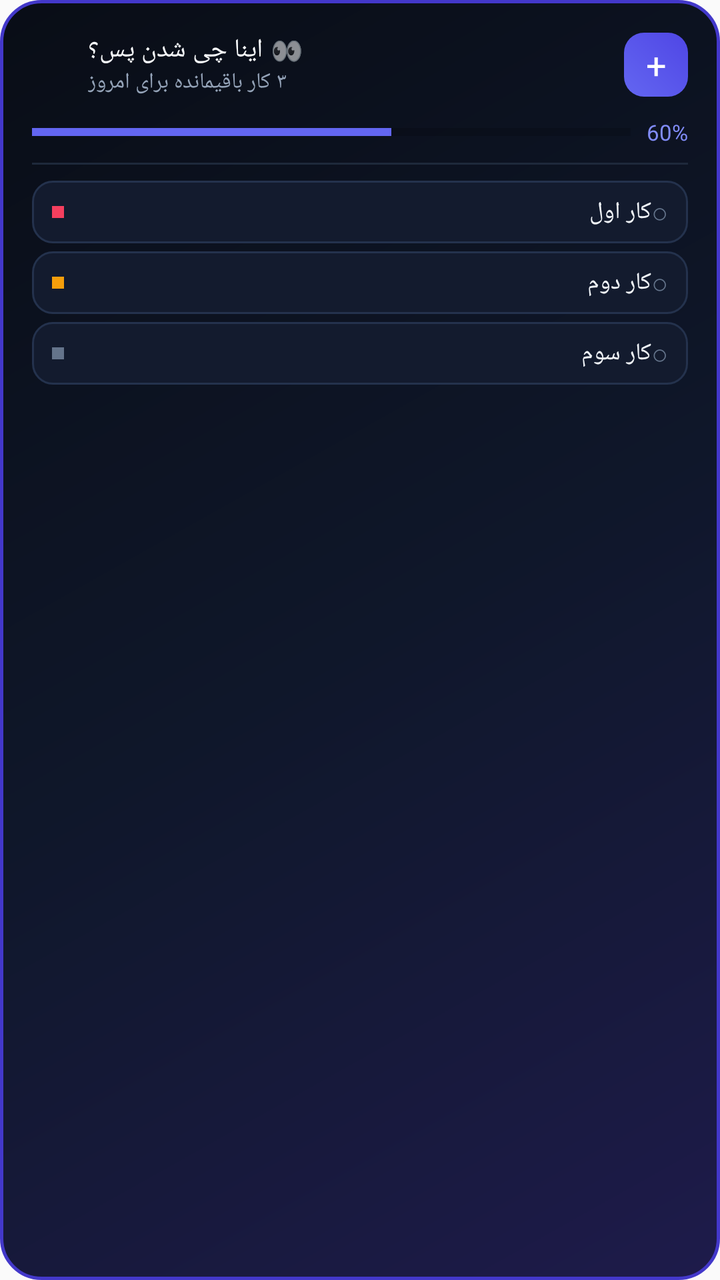
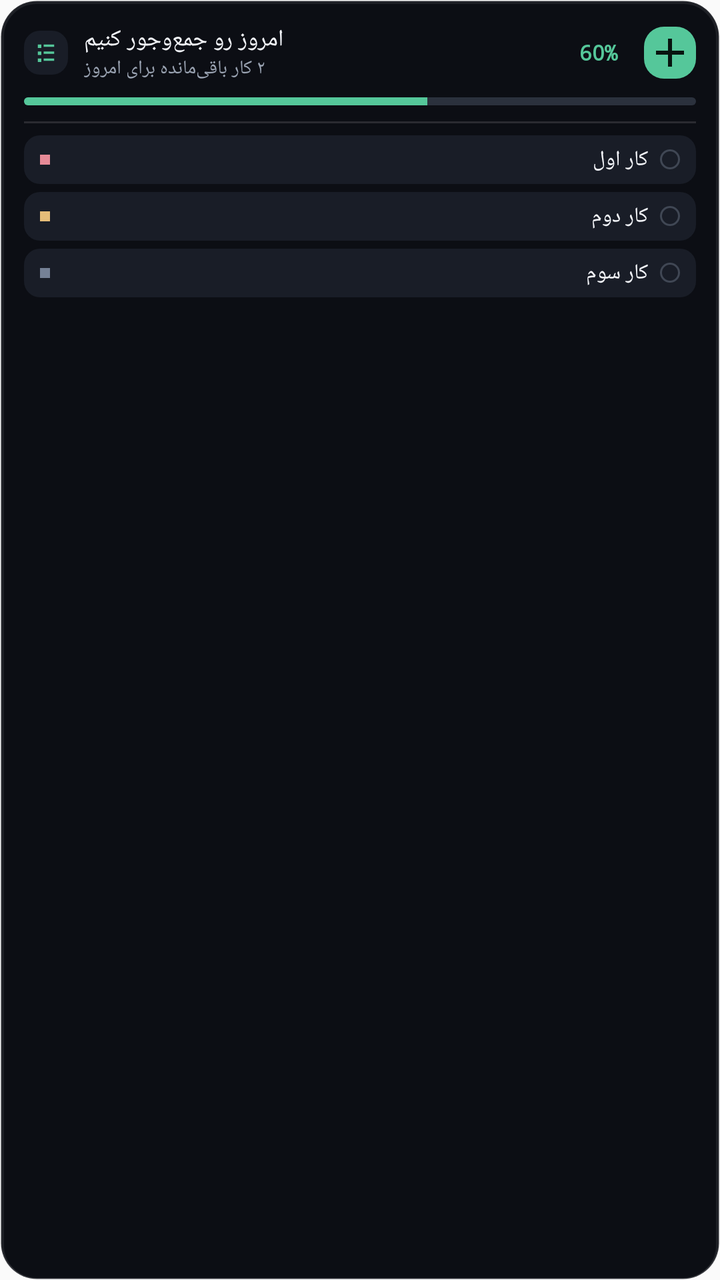

Screens rendered from an Android XML layout before and after an edit, with the pre-edit source and the edit as a unified diff.
<!-- AndroidManifest.xml: application theme AppTheme -->
<!-- res/layout/widget_large.xml -->
<?xml version="1.0" encoding="utf-8"?>
<LinearLayout xmlns:android="http://schemas.android.com/apk/res/android"
    android:id="@+id/widget_large_root"
    android:layout_width="match_parent"
    android:layout_height="match_parent"
    android:background="@drawable/widget_bg"
    android:orientation="vertical"
    android:padding="16dp">

    
    <LinearLayout
        android:layout_width="match_parent"
        android:layout_height="wrap_content"
        android:gravity="center_vertical"
        android:orientation="horizontal">

        <ImageView
            android:layout_width="20dp"
            android:layout_height="20dp"
            android:src="@mipmap/ic_launcher_round" />

        <LinearLayout
            android:layout_width="0dp"
            android:layout_height="wrap_content"
            android:layout_marginStart="8dp"
            android:layout_weight="1"
            android:orientation="vertical">

            <LinearLayout
                android:layout_width="wrap_content"
                android:layout_height="wrap_content"
                android:gravity="center_vertical"
                android:orientation="horizontal">

                <TextView
                    android:id="@+id/widget_large_headline"
                    android:layout_width="wrap_content"
                    android:layout_height="wrap_content"
                    android:fontFamily="sans-serif-bold"
                    android:text="اینا چی شدن پس؟"
                    android:textColor="#f8fafc"
                    android:textSize="13sp" />

                <TextView
                    android:id="@+id/widget_large_emoji"
                    android:layout_width="wrap_content"
                    android:layout_height="wrap_content"
                    android:layout_marginStart="4dp"
                    android:text="👀"
                    android:textSize="13sp" />
            </LinearLayout>

            <TextView
                android:id="@+id/widget_large_sub"
                android:layout_width="wrap_content"
                android:layout_height="wrap_content"
                android:fontFamily="sans-serif"
                android:text="۳ کار باقیمانده برای امروز"
                android:textColor="#94a3b8"
                android:textSize="11sp" />
        </LinearLayout>

        <TextView
            android:id="@+id/widget_large_add_btn"
            android:layout_width="32dp"
            android:layout_height="32dp"
            android:background="@drawable/widget_btn_bg"
            android:gravity="center"
            android:text="+"
            android:textColor="#ffffff"
            android:textSize="18sp"
            android:fontFamily="sans-serif-bold" />
    </LinearLayout>

    
    <LinearLayout
        android:layout_width="match_parent"
        android:layout_height="wrap_content"
        android:layout_marginTop="10dp"
        android:gravity="center_vertical"
        android:orientation="horizontal">

        <ProgressBar
            android:id="@+id/widget_large_progress"
            style="?android:attr/progressBarStyleHorizontal"
            android:layout_width="0dp"
            android:layout_height="6dp"
            android:layout_weight="1"
            android:max="100"
            android:progress="60"
            android:progressTint="#6366f1" />

        <TextView
            android:id="@+id/widget_large_percent"
            android:layout_width="wrap_content"
            android:layout_height="wrap_content"
            android:layout_marginStart="8dp"
            android:fontFamily="sans-serif-bold"
            android:text="60%"
            android:textColor="#818cf8"
            android:textSize="11sp" />
    </LinearLayout>

    
    <ImageView
        android:layout_width="match_parent"
        android:layout_height="1dp"
        android:layout_marginTop="8dp"
        android:layout_marginBottom="8dp"
        android:background="#1e293b" />

    
    <LinearLayout
        android:id="@+id/widget_large_tasks_container"
        android:layout_width="match_parent"
        android:layout_height="wrap_content"
        android:orientation="vertical">

        
        <LinearLayout
            android:id="@+id/widget_task_1"
            android:layout_width="match_parent"
            android:layout_height="wrap_content"
            android:background="@drawable/widget_task_bg"
            android:gravity="center_vertical"
            android:orientation="horizontal"
            android:paddingStart="10dp"
            android:paddingTop="6dp"
            android:paddingEnd="10dp"
            android:paddingBottom="6dp"
            android:layout_marginBottom="4dp">

            <ImageView
                android:id="@+id/widget_task_1_dot"
                android:layout_width="6dp"
                android:layout_height="6dp"
                android:background="#f43f5e" />

            <TextView
                android:id="@+id/widget_task_1_title"
                android:layout_width="0dp"
                android:layout_height="wrap_content"
                android:layout_marginStart="8dp"
                android:layout_weight="1"
                android:ellipsize="end"
                android:maxLines="1"
                android:text="کار اول"
                android:textColor="#f1f5f9"
                android:textSize="12sp" />

            <TextView
                android:layout_width="wrap_content"
                android:layout_height="wrap_content"
                android:text="○"
                android:textColor="#64748b"
                android:textSize="14sp" />
        </LinearLayout>

        
        <LinearLayout
            android:id="@+id/widget_task_2"
            android:layout_width="match_parent"
            android:layout_height="wrap_content"
            android:background="@drawable/widget_task_bg"
            android:gravity="center_vertical"
            android:orientation="horizontal"
            android:paddingStart="10dp"
            android:paddingTop="6dp"
            android:paddingEnd="10dp"
            android:paddingBottom="6dp"
            android:layout_marginBottom="4dp">

            <ImageView
                android:id="@+id/widget_task_2_dot"
                android:layout_width="6dp"
                android:layout_height="6dp"
                android:background="#f59e0b" />

            <TextView
                android:id="@+id/widget_task_2_title"
                android:layout_width="0dp"
                android:layout_height="wrap_content"
                android:layout_marginStart="8dp"
                android:layout_weight="1"
                android:ellipsize="end"
                android:maxLines="1"
                android:text="کار دوم"
                android:textColor="#f1f5f9"
                android:textSize="12sp" />

            <TextView
                android:layout_width="wrap_content"
                android:layout_height="wrap_content"
                android:text="○"
                android:textColor="#64748b"
                android:textSize="14sp" />
        </LinearLayout>

        
        <LinearLayout
            android:id="@+id/widget_task_3"
            android:layout_width="match_parent"
            android:layout_height="wrap_content"
            android:background="@drawable/widget_task_bg"
            android:gravity="center_vertical"
            android:orientation="horizontal"
            android:paddingStart="10dp"
            android:paddingTop="6dp"
            android:paddingEnd="10dp"
            android:paddingBottom="6dp">

            <ImageView
                android:id="@+id/widget_task_3_dot"
                android:layout_width="6dp"
                android:layout_height="6dp"
                android:background="#64748b" />

            <TextView
                android:id="@+id/widget_task_3_title"
                android:layout_width="0dp"
                android:layout_height="wrap_content"
                android:layout_marginStart="8dp"
                android:layout_weight="1"
                android:ellipsize="end"
                android:maxLines="1"
                android:text="کار سوم"
                android:textColor="#f1f5f9"
                android:textSize="12sp" />

            <TextView
                android:layout_width="wrap_content"
                android:layout_height="wrap_content"
                android:text="○"
                android:textColor="#64748b"
                android:textSize="14sp" />
        </LinearLayout>
    </LinearLayout>

    
    <TextView
        android:id="@+id/widget_large_empty"
        android:layout_width="match_parent"
        android:layout_height="wrap_content"
        android:gravity="center"
        android:paddingTop="12dp"
        android:paddingBottom="12dp"
        android:text="همه کارهای امروز تمام شد! استراحت کن ✨"
        android:textColor="#10b981"
        android:textSize="12sp"
        android:fontFamily="sans-serif-medium"
        android:visibility="gone" />
</LinearLayout>
<!-- resources referenced by this layout -->
<resources>
  <!-- drawable widget_bg (drawable) -->
  <?xml version="1.0" encoding="utf-8"?>
  <shape xmlns:android="http://schemas.android.com/apk/res/android"
      android:shape="rectangle">
      <gradient
          android:angle="315"
          android:startColor="#090d16"
          android:centerColor="#0f172a"
          android:endColor="#1e1b4b" />
      <corners android:radius="20dp" />
      <stroke
          android:width="1.5dp"
          android:color="#4338ca" />
  </shape>
  <!-- drawable widget_btn_bg (drawable) -->
  <?xml version="1.0" encoding="utf-8"?>
  <shape xmlns:android="http://schemas.android.com/apk/res/android"
      android:shape="rectangle">
      <gradient
          android:angle="45"
          android:startColor="#6366f1"
          android:endColor="#4f46e5" />
      <corners android:radius="10dp" />
  </shape>
  <!-- drawable widget_task_bg (drawable) -->
  <?xml version="1.0" encoding="utf-8"?>
  <shape xmlns:android="http://schemas.android.com/apk/res/android"
      android:shape="rectangle">
      <solid android:color="#131b2e" />
      <corners android:radius="10dp" />
      <stroke
          android:width="1dp"
          android:color="#24324d" />
  </shape>
  <!-- mipmap ic_launcher_round (mipmap-anydpi-v26) -->
  <?xml version="1.0" encoding="utf-8"?>
  <adaptive-icon xmlns:android="http://schemas.android.com/apk/res/android">
      <background android:drawable="@color/ic_launcher_background"/>
      <foreground android:drawable="@mipmap/ic_launcher_foreground"/>
  </adaptive-icon>
  <color name="ic_launcher_background">#020511</color>
  <!-- unchanged entries left out for length: 1 -->
</resources>

<!-- the commit's change to res/layout/widget_large.xml (unified diff, before → after) -->
@@ -3,9 +3,9 @@
     android:id="@+id/widget_large_root"
     android:layout_width="match_parent"
     android:layout_height="match_parent"
-    android:background="@drawable/widget_bg"
+    android:background="@drawable/widget_bg_a"
     android:orientation="vertical"
-    android:padding="16dp">
+    android:padding="12dp">
 
     
     <LinearLayout
@@ -15,9 +15,12 @@
         android:orientation="horizontal">
 
         <ImageView
-            android:layout_width="20dp"
-            android:layout_height="20dp"
-            android:src="@mipmap/ic_launcher_round" />
+            android:layout_width="22dp"
+            android:layout_height="22dp"
+            android:contentDescription="Tedlist"
+            android:src="@drawable/ic_tedlist_mark"
+            android:background="@drawable/widget_task_bg_a"
+            android:padding="4dp" />
 
         <LinearLayout
             android:layout_width="0dp"
@@ -26,88 +29,67 @@
             android:layout_weight="1"
             android:orientation="vertical">
 
-            <LinearLayout
+            <TextView
+                android:id="@+id/widget_large_headline"
                 android:layout_width="wrap_content"
                 android:layout_height="wrap_content"
-                android:gravity="center_vertical"
-                android:orientation="horizontal">
-
-                <TextView
-                    android:id="@+id/widget_large_headline"
-                    android:layout_width="wrap_content"
-                    android:layout_height="wrap_content"
-                    android:fontFamily="sans-serif-bold"
-                    android:text="اینا چی شدن پس؟"
-                    android:textColor="#f8fafc"
-                    android:textSize="13sp" />
-
-                <TextView
-                    android:id="@+id/widget_large_emoji"
-                    android:layout_width="wrap_content"
-                    android:layout_height="wrap_content"
-                    android:layout_marginStart="4dp"
-                    android:text="👀"
-                    android:textSize="13sp" />
-            </LinearLayout>
+                android:fontFamily="sans-serif-medium"
+                android:text="امروز رو جمع‌وجور کنیم"
+                android:textColor="@color/ted_a_text"
+                android:textSize="11.5sp" />
 
             <TextView
                 android:id="@+id/widget_large_sub"
                 android:layout_width="wrap_content"
                 android:layout_height="wrap_content"
                 android:fontFamily="sans-serif"
-                android:text="۳ کار باقیمانده برای امروز"
-                android:textColor="#94a3b8"
-                android:textSize="11sp" />
-        </LinearLayout>
-
-        <TextView
-            android:id="@+id/widget_large_add_btn"
-            android:layout_width="32dp"
-            android:layout_height="32dp"
-            android:background="@drawable/widget_btn_bg"
-            android:gravity="center"
-            android:text="+"
-            android:textColor="#ffffff"
-            android:textSize="18sp"
-            android:fontFamily="sans-serif-bold" />
-    </LinearLayout>
-
-    
-    <LinearLayout
-        android:layout_width="match_parent"
-        android:layout_height="wrap_content"
-        android:layout_marginTop="10dp"
-        android:gravity="center_vertical"
-        android:orientation="horizontal">
-
-        <ProgressBar
-            android:id="@+id/widget_large_progress"
-            style="?android:attr/progressBarStyleHorizontal"
-            android:layout_width="0dp"
-            android:layout_height="6dp"
-            android:layout_weight="1"
-            android:max="100"
-            android:progress="60"
-            android:progressTint="#6366f1" />
+                android:text="۲ کار باقی‌مانده برای امروز"
+                android:textColor="@color/ted_a_secondary"
+                android:textSize="9.5sp" />
+        </LinearLayout>
 
         <TextView
             android:id="@+id/widget_large_percent"
             android:layout_width="wrap_content"
             android:layout_height="wrap_content"
+            android:minWidth="30dp"
+            android:gravity="center"
+            android:fontFamily="monospace"
+            android:text="60%"
+            android:textColor="@color/ted_a_accent"
+            android:textSize="10.5sp"
+            android:textStyle="bold" />
+
+        <ImageButton
+            android:id="@+id/widget_large_add_btn"
+            android:layout_width="26dp"
+            android:layout_height="26dp"
             android:layout_marginStart="8dp"
-            android:fontFamily="sans-serif-bold"
-            android:text="60%"
-            android:textColor="#818cf8"
-            android:textSize="11sp" />
+            android:background="@drawable/widget_btn_bg_a"
+            android:contentDescription="افزودن کار"
+            android:src="@drawable/ic_widget_plus"
+            android:tint="@color/ted_a_button_text"
+            android:padding="6dp" />
     </LinearLayout>
 
     
-    <ImageView
+    <ProgressBar
+        android:id="@+id/widget_large_progress"
+        style="?android:attr/progressBarStyleHorizontal"
+        android:layout_width="match_parent"
+        android:layout_height="4dp"
+        android:layout_marginTop="8dp"
+        android:max="100"
+        android:progress="60"
+        android:progressDrawable="@drawable/widget_progress_bar_a" />
+
+    
+    <View
         android:layout_width="match_parent"
         android:layout_height="1dp"
         android:layout_marginTop="8dp"
-        android:layout_marginBottom="8dp"
-        android:background="#1e293b" />
+        android:layout_marginBottom="6dp"
+        android:background="@color/ted_a_border" />
 
     
     <LinearLayout
@@ -121,39 +103,37 @@
             android:id="@+id/widget_task_1"
             android:layout_width="match_parent"
             android:layout_height="wrap_content"
-            android:background="@drawable/widget_task_bg"
+            android:background="@drawable/widget_task_bg_a"
             android:gravity="center_vertical"
             android:orientation="horizontal"
-            android:paddingStart="10dp"
-            android:paddingTop="6dp"
-            android:paddingEnd="10dp"
-            android:paddingBottom="6dp"
+            android:paddingStart="8dp"
+            android:paddingTop="5dp"
+            android:paddingEnd="8dp"
+            android:paddingBottom="5dp"
             android:layout_marginBottom="4dp">
 
-            <ImageView
-                android:id="@+id/widget_task_1_dot"
-                android:layout_width="6dp"
-                android:layout_height="6dp"
-                android:background="#f43f5e" />
+            <View
+                android:layout_width="5dp"
+                android:layout_height="5dp"
+                android:background="#E68A97" />
 
             <TextView
                 android:id="@+id/widget_task_1_title"
                 android:layout_width="0dp"
                 android:layout_height="wrap_content"
                 android:layout_marginStart="8dp"
+                android:layout_marginEnd="6dp"
                 android:layout_weight="1"
                 android:ellipsize="end"
                 android:maxLines="1"
                 android:text="کار اول"
-                android:textColor="#f1f5f9"
-                android:textSize="12sp" />
-
-            <TextView
-                android:layout_width="wrap_content"
-                android:layout_height="wrap_content"
-                android:text="○"
-                android:textColor="#64748b"
-                android:textSize="14sp" />
+                android:textColor="@color/ted_a_text"
+                android:textSize="10.5sp" />
+
+            <View
+                android:layout_width="10dp"
+                android:layout_height="10dp"
+                android:background="@drawable/widget_check_a" />
         </LinearLayout>
 
         
@@ -161,39 +141,37 @@
             android:id="@+id/widget_task_2"
             android:layout_width="match_parent"
             android:layout_height="wrap_content"
-            android:background="@drawable/widget_task_bg"
+            android:background="@drawable/widget_task_bg_a"
             android:gravity="center_vertical"
             android:orientation="horizontal"
-            android:paddingStart="10dp"
-            android:paddingTop="6dp"
-            android:paddingEnd="10dp"
-            android:paddingBottom="6dp"
+            android:paddingStart="8dp"
+            android:paddingTop="5dp"
+            android:paddingEnd="8dp"
+            android:paddingBottom="5dp"
             android:layout_marginBottom="4dp">
 
-            <ImageView
-                android:id="@+id/widget_task_2_dot"
-                android:layout_width="6dp"
-                android:layout_height="6dp"
-                android:background="#f59e0b" />
+            <View
+                android:layout_width="5dp"
+                android:layout_height="5dp"
+                android:background="#E5BC78" />
 
             <TextView
                 android:id="@+id/widget_task_2_title"
                 android:layout_width="0dp"
                 android:layout_height="wrap_content"
                 android:layout_marginStart="8dp"
+                android:layout_marginEnd="6dp"
                 android:layout_weight="1"
                 android:ellipsize="end"
                 android:maxLines="1"
                 android:text="کار دوم"
-                android:textColor="#f1f5f9"
-                android:textSize="12sp" />
-
-            <TextView
-                android:layout_width="wrap_content"
-                android:layout_height="wrap_content"
-                android:text="○"
-                android:textColor="#64748b"
-                android:textSize="14sp" />
+                android:textColor="@color/ted_a_text"
+                android:textSize="10.5sp" />
+
+            <View
+                android:layout_width="10dp"
+                android:layout_height="10dp"
+                android:background="@drawable/widget_check_a" />
         </LinearLayout>
 
         
@@ -201,38 +179,36 @@
             android:id="@+id/widget_task_3"
             android:layout_width="match_parent"
             android:layout_height="wrap_content"
-            android:background="@drawable/widget_task_bg"
+            android:background="@drawable/widget_task_bg_a"
             android:gravity="center_vertical"
             android:orientation="horizontal"
-            android:paddingStart="10dp"
-            android:paddingTop="6dp"
-            android:paddingEnd="10dp"
-            android:paddingBottom="6dp">
-
-            <ImageView
-                android:id="@+id/widget_task_3_dot"
-                android:layout_width="6dp"
-                android:layout_height="6dp"
-                android:background="#64748b" />
+            android:paddingStart="8dp"
+            android:paddingTop="5dp"
+            android:paddingEnd="8dp"
+            android:paddingBottom="5dp">
+
+            <View
+                android:layout_width="5dp"
+                android:layout_height="5dp"
+                android:background="#758196" />
 
             <TextView
                 android:id="@+id/widget_task_3_title"
                 android:layout_width="0dp"
                 android:layout_height="wrap_content"
                 android:layout_marginStart="8dp"
+                android:layout_marginEnd="6dp"
                 android:layout_weight="1"
                 android:ellipsize="end"
                 android:maxLines="1"
                 android:text="کار سوم"
-                android:textColor="#f1f5f9"
-                android:textSize="12sp" />
-
-            <TextView
-                android:layout_width="wrap_content"
-                android:layout_height="wrap_content"
-                android:text="○"
-                android:textColor="#64748b"
-                android:textSize="14sp" />
+                android:textColor="@color/ted_a_text"
+                android:textSize="10.5sp" />
+
+            <View
+                android:layout_width="10dp"
+                android:layout_height="10dp"
+                android:background="@drawable/widget_check_a" />
         </LinearLayout>
     </LinearLayout>
 
@@ -240,13 +216,13 @@
     <TextView
         android:id="@+id/widget_large_empty"
         android:layout_width="match_parent"
-        android:layout_height="wrap_content"
+        android:layout_height="match_parent"
         android:gravity="center"
         android:paddingTop="12dp"
         android:paddingBottom="12dp"
-        android:text="همه کارهای امروز تمام شد! استراحت کن ✨"
-        android:textColor="#10b981"
-        android:textSize="12sp"
+        android:text="همه کارهای امروز تمام شد! ✨"
+        android:textColor="@color/ted_a_secondary"
+        android:textSize="11sp"
         android:fontFamily="sans-serif-medium"
         android:visibility="gone" />
 </LinearLayout>
<!-- resource entries referenced after the edit -->
@@ -1,46 +1,92 @@
 <!-- resources referenced by this layout -->
 <resources>
-  <!-- drawable widget_bg (drawable) -->
+  <color name="ted_a_accent">#55C79A</color>
+  <color name="ted_a_border">#1FFFFFFF</color>
+  <color name="ted_a_button_text">#08140F</color>
+  <color name="ted_a_secondary">#9AA3B2</color>
+  <color name="ted_a_text">#F2F4F8</color>
+  <!-- drawable ic_tedlist_mark (drawable) -->
   <?xml version="1.0" encoding="utf-8"?>
-  <shape xmlns:android="http://schemas.android.com/apk/res/android"
-      android:shape="rectangle">
-      <gradient
-          android:angle="315"
-          android:startColor="#090d16"
-          android:centerColor="#0f172a"
-          android:endColor="#1e1b4b" />
-      <corners android:radius="20dp" />
-      <stroke
-          android:width="1.5dp"
-          android:color="#4338ca" />
+  <vector xmlns:android="http://schemas.android.com/apk/res/android"
+      android:width="24dp" android:height="24dp"
+      android:viewportWidth="24" android:viewportHeight="24">
+      <path android:fillColor="#55C79A" android:pathData="M5,5h3v3H5zM10,5h9v2H10zM5,11h3v3H5zM10,11h9v2H10zM5,17h3v3H5zM10,17h9v2H10z"/>
+  </vector>
+  <!-- drawable ic_widget_plus (drawable) -->
+  <?xml version="1.0" encoding="utf-8"?>
+  <vector xmlns:android="http://schemas.android.com/apk/res/android"
+      android:width="24dp" android:height="24dp"
+      android:viewportWidth="24" android:viewportHeight="24">
+      <path android:fillColor="#08140F" android:pathData="M19,13h-6v6h-2v-6H5v-2h6V5h2v6h6z"/>
+  </vector>
+  <!-- drawable widget_bg_a (drawable) -->
+  <?xml version="1.0" encoding="utf-8"?>
+  <layer-list xmlns:android="http://schemas.android.com/apk/res/android">
+      <item>
+          <shape android:shape="rectangle">
+              <solid android:color="@color/ted_a_bg" />
+              <corners android:radius="18dp" />
+              <stroke android:width="1dp" android:color="@color/ted_a_border" />
+          </shape>
+      </item>
+      <item android:top="1dp" android:left="1dp" android:right="1dp">
+          <shape android:shape="rectangle">
+              <solid android:color="@android:color/transparent" />
+              <corners android:radius="17dp" />
+              <stroke android:width="1dp" android:color="@color/ted_a_rim" />
+          </shape>
+      </item>
+  </layer-list>
+  <!-- drawable widget_btn_bg_a (drawable) -->
+  <?xml version="1.0" encoding="utf-8"?>
+  <ripple xmlns:android="http://schemas.android.com/apk/res/android"
+      android:color="#3355C79A">
+      <item>
+          <shape android:shape="rectangle">
+              <solid android:color="@color/ted_a_accent" />
+              <corners android:radius="10dp" />
+          </shape>
+      </item>
+  </ripple>
+  <!-- drawable widget_check_a (drawable) -->
+  <?xml version="1.0" encoding="utf-8"?>
+  <shape xmlns:android="http://schemas.android.com/apk/res/android" android:shape="oval">
+      <solid android:color="@android:color/transparent" />
+      <stroke android:width="1dp" android:color="#667A8799" />
   </shape>
-  <!-- drawable widget_btn_bg (drawable) -->
+  <!-- drawable widget_progress_bar_a (drawable) -->
   <?xml version="1.0" encoding="utf-8"?>
-  <shape xmlns:android="http://schemas.android.com/apk/res/android"
-      android:shape="rectangle">
-      <gradient
-          android:angle="45"
-          android:startColor="#6366f1"
-          android:endColor="#4f46e5" />
-      <corners android:radius="10dp" />
+  <layer-list xmlns:android="http://schemas.android.com/apk/res/android">
+      <item android:id="@android:id/background" android:drawable="@drawable/widget_track_a" />
+      <item android:id="@android:id/progress" android:drawable="@drawable/widget_progress_a" />
+  </layer-list>
+  <!-- drawable widget_task_bg_a (drawable) -->
+  <?xml version="1.0" encoding="utf-8"?>
+  <shape xmlns:android="http://schemas.android.com/apk/res/android" android:shape="rectangle">
+      <solid android:color="@color/ted_a_task" />
+      <corners android:radius="8dp" />
   </shape>
-  <!-- drawable widget_task_bg (drawable) -->
+  <color name="ted_a_bg">#0C0E14</color>
+  <color name="ted_a_rim">#12FFFFFF</color>
+  <!-- drawable widget_track_a (drawable) -->
   <?xml version="1.0" encoding="utf-8"?>
-  <shape xmlns:android="http://schemas.android.com/apk/res/android"
-      android:shape="rectangle">
-      <solid android:color="#131b2e" />
-      <corners android:radius="10dp" />
-      <stroke
-          android:width="1dp"
-          android:color="#24324d" />
+  <shape xmlns:android="http://schemas.android.com/apk/res/android" android:shape="rectangle">
+      <solid android:color="@color/ted_a_track" />
+      <corners android:radius="4dp" />
   </shape>
-  <!-- mipmap ic_launcher_round (mipmap-anydpi-v26) -->
+  <!-- drawable widget_progress_a (drawable) -->
   <?xml version="1.0" encoding="utf-8"?>
-  <adaptive-icon xmlns:android="http://schemas.android.com/apk/res/android">
-      <background android:drawable="@color/ic_launcher_background"/>
-      <foreground android:drawable="@mipmap/ic_launcher_foreground"/>
-  </adaptive-icon>
-  <color name="ic_launcher_background">#020511</color>
+  <clip xmlns:android="http://schemas.android.com/apk/res/android">
+      <shape android:shape="rectangle">
+          <solid android:color="@color/ted_a_accent" />
+          <corners android:radius="4dp" />
+      </shape>
+  </clip>
+  <color name="ted_a_task">#191D27</color>
+  <color name="colorPrimary">#6366f1</color>
+  <color name="colorPrimaryDark">#4f46e5</color>
+  <color name="colorAccent">#818cf8</color>
+  <color name="ted_a_track">#2B313D</color>
   <!-- unchanged entries left out for length: 1 -->
 </resources>
 
